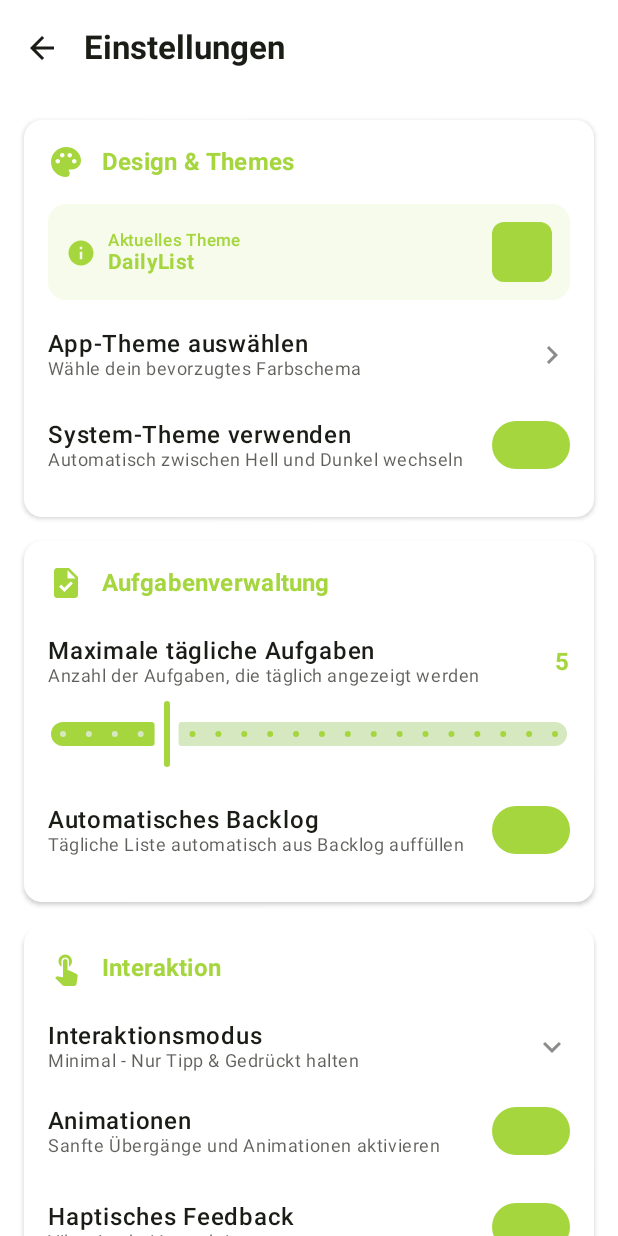
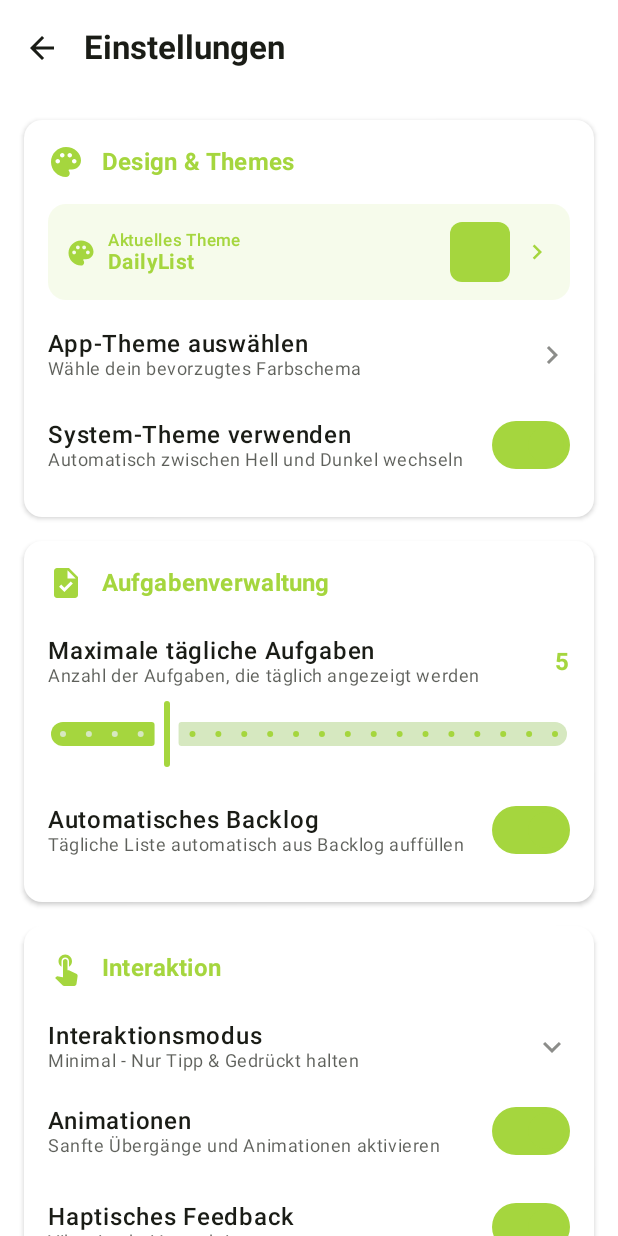
Before and after one commit to B31G3L/Dotlist, an Android app built with Jetpack Compose: the composable SettingsScreen shown on its own in the app's theme, on a phone screen of 412 x 824 dp. Run offline under Robolectric (Android 15) with nearby library versions, the phone set to English and light mode, and no system bars.

Commit message:
Füge schnellen Theme-Wechsel durch Klick auf Theme-Anzeige hinzu
- Theme Status Card ist jetzt clickable
- Beim Klick wechselt das Theme direkt zum nächsten (cycle)
- Reihenfolge: DailyList → PlanIt → NexTime → Leetspeak → zurück zu DailyList
- Icon von Info zu Palette geändert für bessere Erkennbarkeit
- Pfeil-Icon hinzugefügt um anzuzeigen, dass man wechseln kann
- Sofortige Anpassung ohne Dialog

```diff
--- a/01_SOURCE/app/src/main/java/de/beigel/list/ui/screens/SettingsScreen.kt
+++ b/01_SOURCE/app/src/main/java/de/beigel/list/ui/screens/SettingsScreen.kt
@@ -70,6 +70,18 @@ fun SettingsScreen(
         newCustomTheme?.let { settingsManager.setCustomTheme(it) }
 
         onThemeChange?.invoke(newUseSystemTheme, newIsDarkMode, newCustomTheme)
+    }
+
+    // Funktion zum Wechseln zum nächsten Theme
+    fun cycleToNextTheme() {
+        val allThemes = CustomTheme.values().filter { it != CustomTheme.UNKNOWN }
+        val currentIndex = allThemes.indexOf(customTheme)
+        val nextIndex = (currentIndex + 1) % allThemes.size
+        val nextTheme = allThemes[nextIndex]
+
+        customTheme = nextTheme
+        settingsManager.setCustomTheme(nextTheme)
+        updateTheme(useSystemTheme, isDarkMode, nextTheme)
     }
 
     // Permission launcher
@@ -163,9 +175,11 @@ fun SettingsScreen(
                 title = "Design & Themes",
                 icon = Icons.Default.Palette
             ) {
-                // Theme Status Anzeige
+                // Theme Status Anzeige - Clickable für schnellen Theme-Wechsel
                 Card(
-                    modifier = Modifier.fillMaxWidth(),
+                    modifier = Modifier
+                        .fillMaxWidth()
+                        .clickable { cycleToNextTheme() },
                     colors = CardDefaults.cardColors(
                         containerColor = MaterialTheme.colorScheme.primary.copy(alpha = 0.1f)
                     )
@@ -179,8 +193,8 @@ fun SettingsScreen(
                     ) {
                         Row(verticalAlignment = Alignment.CenterVertically) {
                             Icon(
-                                Icons.Default.Info,
-                                contentDescription = null,
+                                Icons.Default.Palette,
+                                contentDescription = "Theme wechseln",
                                 tint = MaterialTheme.colorScheme.primary,
                                 modifier = Modifier.size(20.dp)
                             )
@@ -200,13 +214,24 @@ fun SettingsScreen(
                             }
                         }
 
-                        // Theme Color Preview
+                        // Theme Color Preview mit Pfeil-Icon
+                        Row(
+                            verticalAlignment = Alignment.CenterVertically,
+                            horizontalArrangement = Arrangement.spacedBy(8.dp)
+                        ) {
                             Box(
                                 modifier = Modifier
                                     .size(40.dp)
                                     .clip(RoundedCornerShape(8.dp))
                                     .background(MaterialTheme.colorScheme.primary)
                             )
+                            Icon(
+                                Icons.Default.ChevronRight,
+                                contentDescription = null,
+                                tint = MaterialTheme.colorScheme.primary,
+                                modifier = Modifier.size(20.dp)
+                            )
+                        }
                     }
                 }
 
```
Lines whose indentation alone changed are shown as unchanged.
